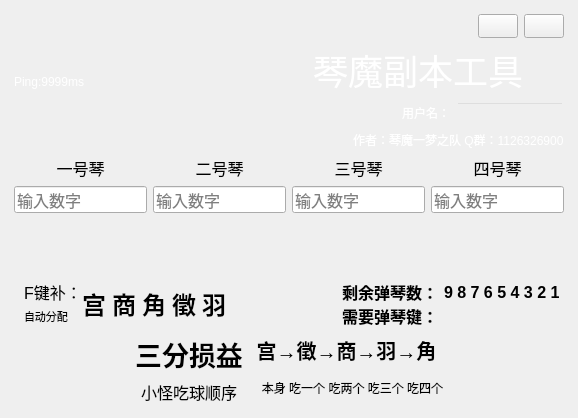
Old version of the form mainwindow.ui in the repository 1143910315/QinDevilClient.
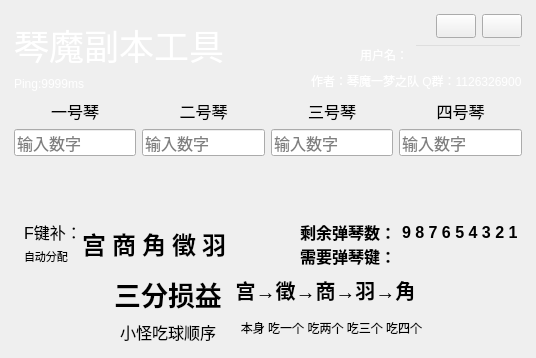
New version of the form. Icons and pictures are not drawn. Custom widgets are drawn as their Qt base class.

The edit to the form file:
```diff
--- a/mainwindow.ui
+++ b/mainwindow.ui
@@ -6,8 +6,8 @@
    <rect>
     <x>0</x>
     <y>0</y>
-    <width>578</width>
-    <height>387</height>
+    <width>536</width>
+    <height>325</height>
    </rect>
   </property>
   <property name="mouseTracking">
@@ -36,24 +36,72 @@
     <item>
      <layout class="QHBoxLayout" name="horizontalLayout_7" stretch="1,0">
       <item>
-       <widget class="QLabel" name="label">
-        <property name="font">
-         <font>
-          <pointsize>9</pointsize>
-         </font>
-        </property>
-        <property name="styleSheet">
-         <string notr="true">color: rgb(255, 255, 255);</string>
-        </property>
-        <property name="text">
-         <string>Ping:9999ms</string>
-        </property>
-       </widget>
+       <layout class="QVBoxLayout" name="verticalLayout_3" stretch="3,0,0,1">
+        <item>
+         <spacer name="verticalSpacer">
+          <property name="orientation">
+           <enum>Qt::Vertical</enum>
+          </property>
+          <property name="sizeHint" stdset="0">
+           <size>
+            <width>0</width>
+            <height>0</height>
+           </size>
+          </property>
+         </spacer>
+        </item>
+        <item>
+         <widget class="QLabel" name="label_26">
+          <property name="font">
+           <font>
+            <pointsize>26</pointsize>
+           </font>
+          </property>
+          <property name="styleSheet">
+           <string notr="true">color: rgb(255, 255, 255);</string>
+          </property>
+          <property name="text">
+           <string>琴魔副本工具</string>
+          </property>
+         </widget>
+        </item>
+        <item>
+         <widget class="QLabel" name="label">
+          <property name="font">
+           <font>
+            <pointsize>9</pointsize>
+           </font>
+          </property>
+          <property name="styleSheet">
+           <string notr="true">color: rgb(255, 255, 255);</string>
+          </property>
+          <property name="text">
+           <string>Ping:9999ms</string>
+          </property>
+         </widget>
+        </item>
+        <item>
+         <spacer name="verticalSpacer_2">
+          <property name="orientation">
+           <enum>Qt::Vertical</enum>
+          </property>
+          <property name="sizeHint" stdset="0">
+           <size>
+            <width>0</width>
+            <height>0</height>
+           </size>
+          </property>
+         </spacer>
+        </item>
+       </layout>
       </item>
       <item>
        <layout class="QVBoxLayout" name="verticalLayout_10">
+        <property name="bottomMargin">
+         <number>3</number>
+        </property>
         <item>
-         <layout class="QHBoxLayout" name="horizontalLayout_11" stretch="1,0,0">
+         <layout class="QHBoxLayout" name="horizontalLayout_11" stretch="0,0,0">
           <item>
            <spacer name="horizontalSpacer">
             <property name="orientation">
@@ -77,7 +125,7 @@
             </property>
             <property name="minimumSize">
              <size>
-              <width>0</width>
+              <width>24</width>
               <height>24</height>
              </size>
             </property>
@@ -103,7 +151,19 @@
             <property name="minimumSize">
              <size>
               <width>0</width>
-              <height>24</height>
+              <height>0</height>
+             </size>
+            </property>
+            <property name="sizeIncrement">
+             <size>
+              <width>0</width>
+              <height>0</height>
+             </size>
+            </property>
+            <property name="baseSize">
+             <size>
+              <width>0</width>
+              <height>0</height>
              </size>
             </property>
             <property name="styleSheet">
@@ -114,25 +174,16 @@
             <property name="text">
              <string/>
             </property>
+            <property name="iconSize">
+             <size>
+              <width>0</width>
+              <height>0</height>
+             </size>
+            </property>
            </widget>
           </item>
          </layout>
         </item>
-        <item>
-         <widget class="QLabel" name="label_26">
-          <property name="font">
-           <font>
-            <pointsize>26</pointsize>
-           </font>
-          </property>
-          <property name="styleSheet">
-           <string notr="true">color: rgb(255, 255, 255);</string>
-          </property>
-          <property name="text">
-           <string>琴魔副本工具</string>
-          </property>
-         </widget>
-        </item>
         <item>
          <layout class="QHBoxLayout" name="horizontalLayout_8">
           <item>
@@ -142,8 +193,8 @@
             </property>
             <property name="sizeHint" stdset="0">
              <size>
-              <width>40</width>
-              <height>20</height>
+              <width>0</width>
+              <height>0</height>
              </size>
             </property>
            </spacer>
@@ -176,19 +227,6 @@
         </item>
         <item>
          <layout class="QHBoxLayout" name="horizontalLayout_10">
-          <item>
-           <spacer name="horizontalSpacer_7">
-            <property name="orientation">
-             <enum>Qt::Horizontal</enum>
-            </property>
-            <property name="sizeHint" stdset="0">
-             <size>
-              <width>40</width>
-              <height>20</height>
-             </size>
-            </property>
-           </spacer>
-          </item>
           <item>
            <widget class="QLabel" name="label_27">
             <property name="styleSheet">
@@ -378,13 +416,19 @@
        </property>
        <item>
         <widget class="ColorLabel" name="label_7">
+         <property name="minimumSize">
+          <size>
+           <width>0</width>
+           <height>52</height>
+          </size>
+         </property>
          <property name="font">
           <font>
            <pointsize>12</pointsize>
           </font>
          </property>
          <property name="text">
-          <string>&#10;&#10;</string>
+          <string/>
          </property>
          <property name="textFormat">
           <enum>Qt::AutoText</enum>
@@ -399,7 +443,7 @@
           </font>
          </property>
          <property name="text">
-          <string>&#10;&#10;</string>
+          <string/>
          </property>
          <property name="textFormat">
           <enum>Qt::AutoText</enum>
@@ -414,7 +458,7 @@
           </font>
          </property>
          <property name="text">
-          <string>&#10;&#10;</string>
+          <string/>
          </property>
          <property name="textFormat">
           <enum>Qt::AutoText</enum>
@@ -429,7 +473,7 @@
           </font>
          </property>
          <property name="text">
-          <string>&#10;&#10;</string>
+          <string/>
          </property>
          <property name="textFormat">
           <enum>Qt::AutoText</enum>
```
Left out of the diff: 109 changed lines with no effect on the pictures.
